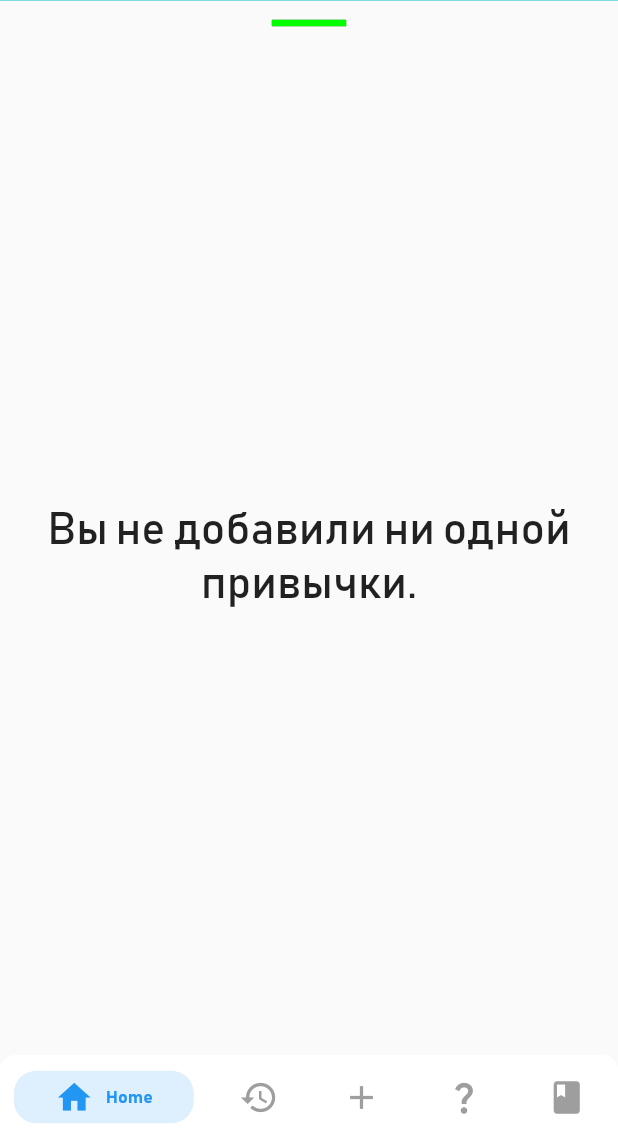
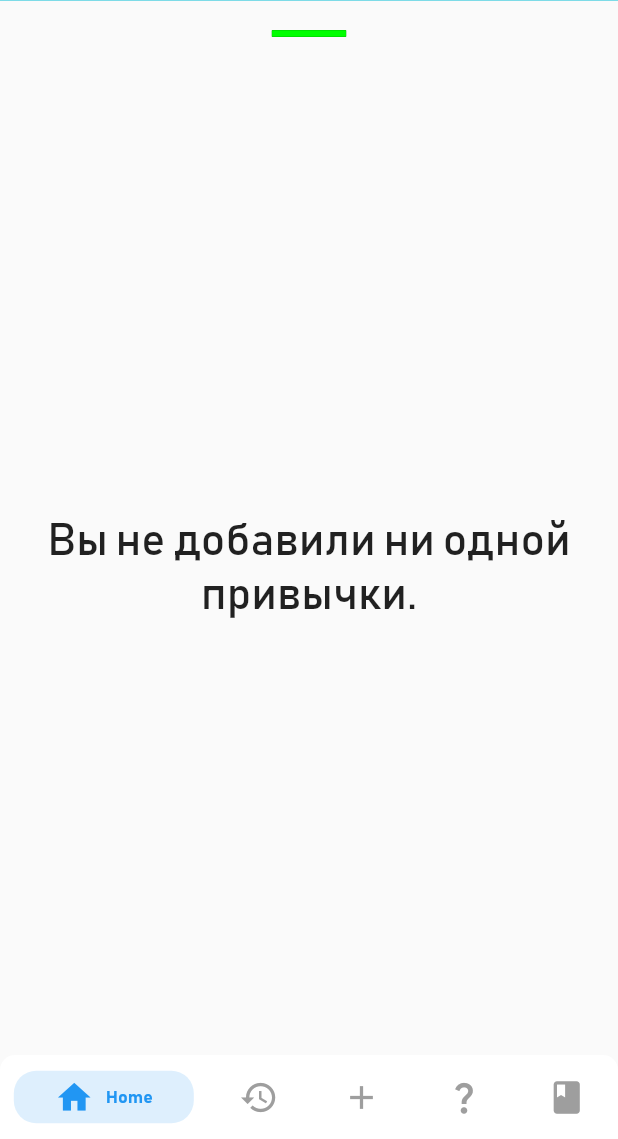
Before and after one commit to dstrigin/habits, a Flutter app: the screen it shows after launch, on a phone screen of 412 x 824 dp, the part 97-1236 px from its top. Run offline on Flutter 3.47's test engine with Material 2 defaults, Android fonts, the phone set to English and light mode, and no system bars; drawn by our look-alikes of persistent_bottom_nav_bar; our stand-ins replace cloud_firestore, firebase_core, flutter_svg, hive, hive_flutter; accounts and stored records are empty.

Commit message:
Исправление дизайна заглушки полосы хп

```diff
--- a/habits/lib/pages/home.dart
+++ b/habits/lib/pages/home.dart
@@ -21,14 +21,17 @@ class _HomePageState extends State<HomePage> {
       body: Column(
 
         children: [
-
-          SvgPicture.asset(
-            'assets/icons/hp_bar.svg',
-            alignment: Alignment.center,
-            width: 50,
-            height: 30
+          Padding(
+            padding: const EdgeInsets.only(
+              top: 7, bottom: 7, left: 5, right: 5
+            ),
+            child: SvgPicture.asset(
+              'assets/icons/hp_bar.svg',
+              alignment: Alignment.center,
+              width: 50,
+              height: 30,
+            ),
           ),
-
           Expanded(
             child: ValueListenableBuilder(
               valueListenable: Hive.box<Habit>('boxHabits').listenable(),
```
